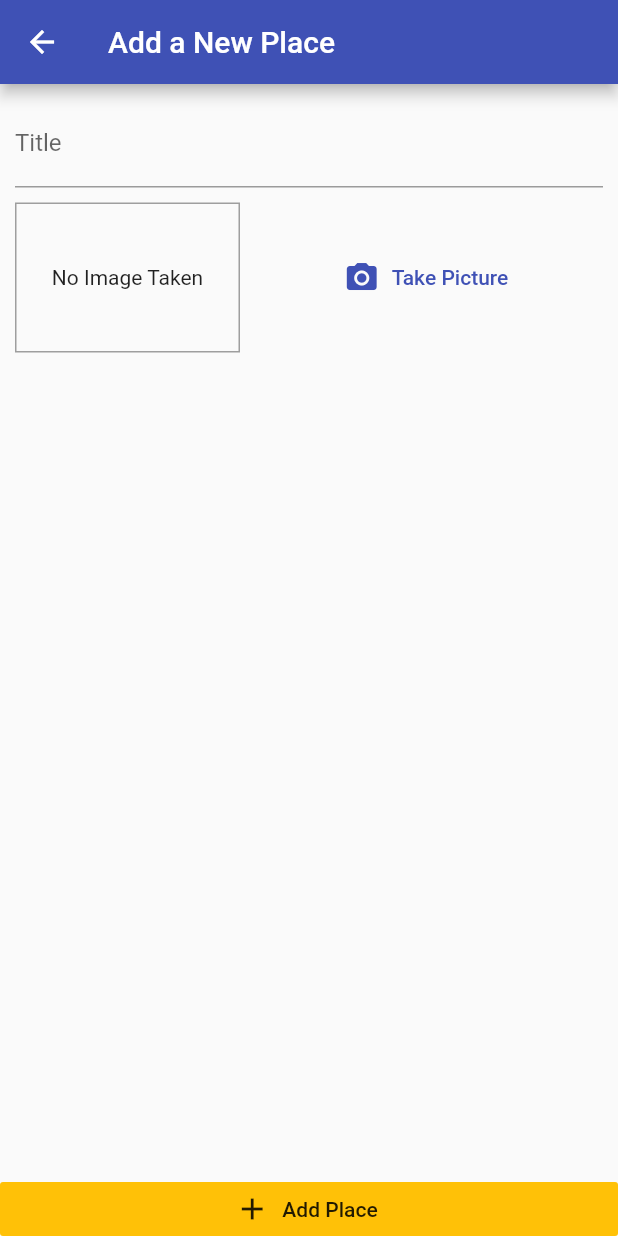
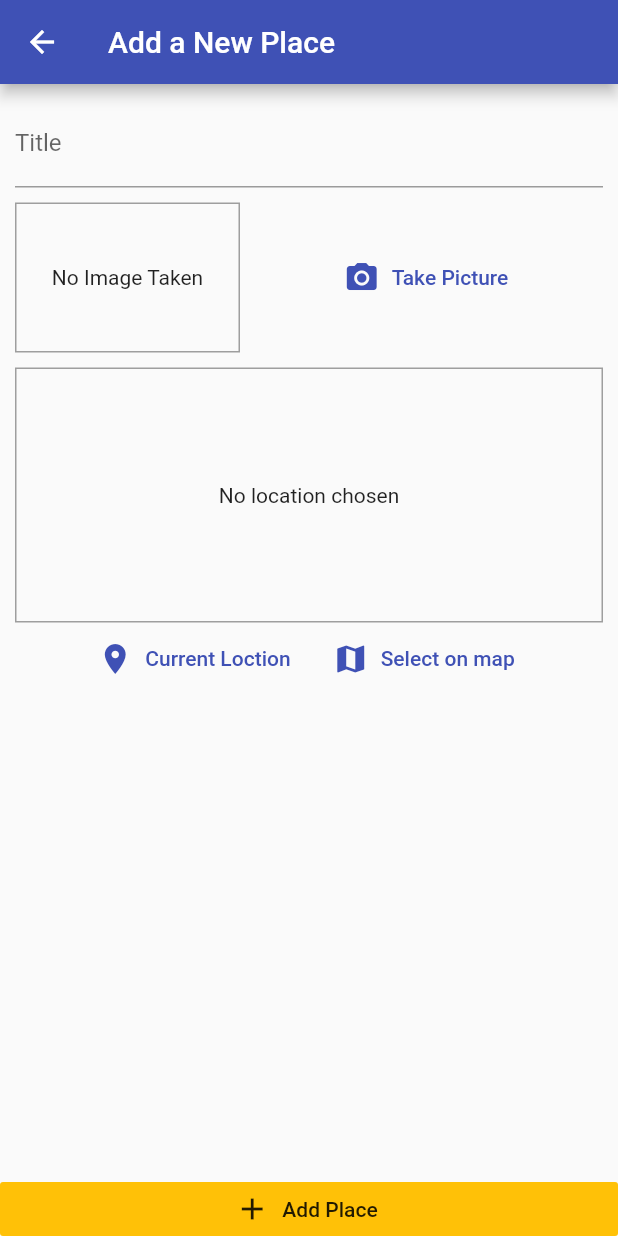
Before and after one commit to mallle/great_places_app, a Flutter app: the AddPlaceScreen screen opened by its route, on a phone screen of 412 x 824 dp. Run offline on Flutter 3.47's test engine with Material 2 defaults, Android fonts, the phone set to English and light mode, and no system bars; our stand-ins replace image_picker, sqflite; accounts and stored records are empty.

Commit message:
Add location input field without any actions attached yet

```diff
--- a/lib/screens/add_place_screen.dart
+++ b/lib/screens/add_place_screen.dart
@@ -5,6 +5,7 @@ import 'package:provider/provider.dart';
 
 import '../provideres/great_places.dart';
 import '../widgets/image_input.dart';
+import '../widgets/location_input.dart';
 
 class AddPlaceScreen extends StatefulWidget {
   static const routeName = '/add-place';
@@ -53,6 +54,10 @@ class _AddPlaceScreenState extends State<AddPlaceScreen> {
                       height: 10,
                     ),
                     ImageInput(_selectImage),
+                    SizedBox(
+                      height: 10,
+                    ),
+                    LocationInput(),
                   ],
                 ),
               ),
--- /dev/null
+++ b/lib/widgets/location_input.dart
@@ -0,0 +1,48 @@
+import 'package:flutter/material.dart';
+
+class LocationInput extends StatefulWidget {
+  @override
+  _LocationInputState createState() => _LocationInputState();
+}
+
+class _LocationInputState extends State<LocationInput> {
+  String _previewImageUrl;
+
+  @override
+  Widget build(BuildContext context) {
+    return Column(
+      children: <Widget>[
+        Container(
+            height: 170,
+            width: double.infinity,
+            alignment: Alignment.center,
+            decoration:
+                BoxDecoration(border: Border.all(width: 1, color: Colors.grey)),
+            child: _previewImageUrl == null
+                ? Text('No location chosen', textAlign: TextAlign.center)
+                : Image.network(
+                    _previewImageUrl,
+                    fit: BoxFit.cover,
+                    width: double.infinity,
+                  )),
+        Row(
+          mainAxisAlignment: MainAxisAlignment.center,
+          children: <Widget>[
+            FlatButton.icon(
+              onPressed: () {},
+              icon: Icon(Icons.location_on),
+              label: Text('Current Loction'),
+              textColor: Theme.of(context).primaryColor,
+            ),
+            FlatButton.icon(
+              onPressed: () {},
+              icon: Icon(Icons.map),
+              label: Text('Select on map'),
+              textColor: Theme.of(context).primaryColor,
+            ),
+          ],
+        )
+      ],
+    );
+  }
+}
--- a/pubspec.yaml
+++ b/pubspec.yaml
@@ -28,6 +28,7 @@ dependencies:
   path_provider: ^1.6.10
   path: ^1.6.4
   sqflite: ^1.3.0+2
+  location: ^3.0.2
 
   # The following adds the Cupertino Icons font to your application.
   # Use with the CupertinoIcons class for iOS style icons.
```
Also changed, not shown: pubspec.lock, 1 other file.
